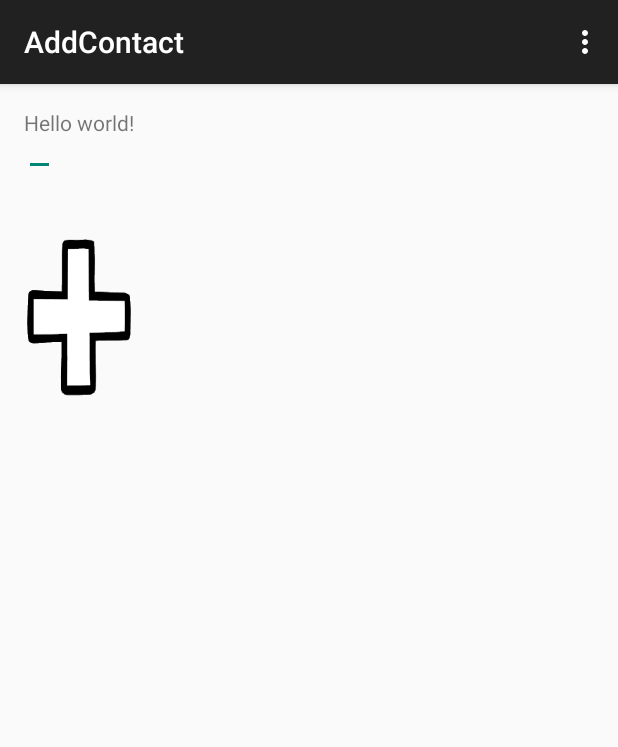
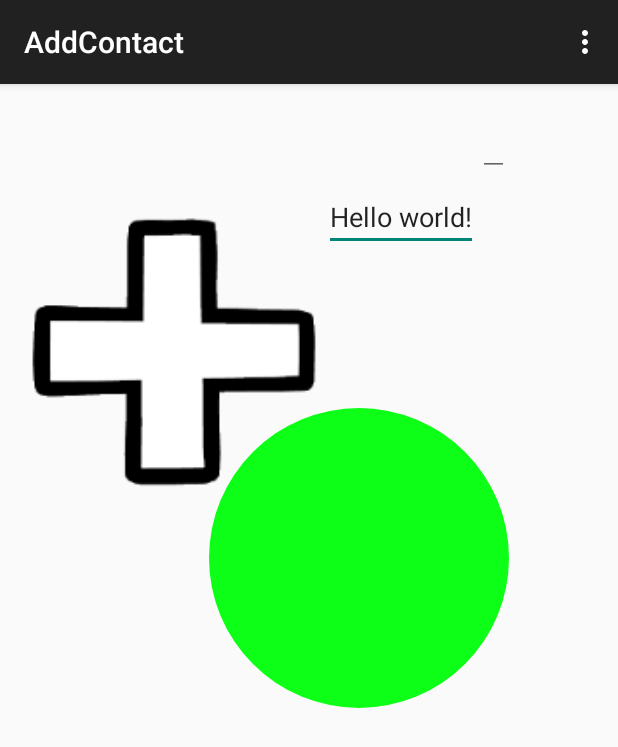
Before and after one commit to Sihui/ChimeHack2-RapePrevention, an Android app: the AddContactActivity screen opened directly, with no data from a screen before it, on a phone screen of 412 x 824 dp. Shown: the top 747 px of the screen. Run offline under Robolectric (Android 15) with nearby library versions, the phone set to English and light mode, and no system bars; our stand-ins replace ButterKnife.

Commit message:
upload contact photo

```diff
--- a/Rapeprevention/app/src/main/res/layout/activity_add_contact.xml
+++ b/Rapeprevention/app/src/main/res/layout/activity_add_contact.xml
@@ -1,4 +1,4 @@
-<RelativeLayout xmlns:android="http://schemas.android.com/apk/res/android"
+<LinearLayout xmlns:android="http://schemas.android.com/apk/res/android"
     xmlns:tools="http://schemas.android.com/tools" android:layout_width="match_parent"
     android:layout_height="match_parent" android:paddingLeft="@dimen/activity_horizontal_margin"
     android:paddingRight="@dimen/activity_horizontal_margin"
@@ -6,13 +6,13 @@
     android:paddingBottom="@dimen/activity_vertical_margin"
     tools:context="hackmate.rapeprevention.AddContactActivity">
 
-    <TextView android:text="@string/hello_world" android:layout_width="wrap_content"
+    <TextView android:text="" android:layout_width="wrap_content"
         android:layout_height="wrap_content"
         android:id="@+id/textView" />
 
     <ImageButton
-        android:layout_width="wrap_content"
-        android:layout_height="wrap_content"
+        android:layout_width="200dp"
+        android:layout_height="200dp"
         android:id="@+id/add_contact"
         android:layout_below="@+id/textView"
         android:layout_alignParentStart="true"
@@ -21,8 +21,26 @@
         android:background="@mipmap/add_contact"/>
 
     <EditText
-        android:id="@+id/invite_email"
+        android:id="@+id/invite_phone"
+        android:gravity="center"
+        android:layout_marginLeft="0dp"
+        android:layout_marginTop="50dp"
+        android:text="@string/hello_world"
         android:layout_width="wrap_content"
         android:layout_height="wrap_content" />
 
-</RelativeLayout>
+    <EditText
+        android:id="@+id/invite_name"
+        android:layout_width="wrap_content"
+        android:layout_height="wrap_content"
+        android:layout_below="@+id/invite_phone"/>
+
+    <ImageView
+        android:layout_width="200dp"
+        android:layout_height="200dp"
+        android:src="@drawable/circle_green"
+        android:id="@+id/invite_photo"
+        android:layout_marginTop="200dp"
+        android:layout_marginLeft="-200dp"/>
+
+</LinearLayout>
```
Also changed, not shown: Rapeprevention/app/src/main/java/hackmate/rapeprevention/AddContactActivity.java (+47 -21 lines), 1 other file.
